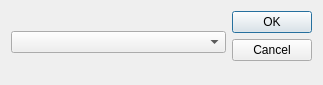
This is core/dialog/delete.ui in KmolYuan/Pyslvs-UI as Qt 5 draws it before an edit. The edited form follows.
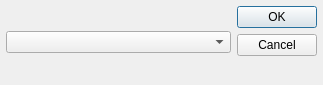
This is the edited form. Icons and pictures are not drawn.

The edit to the form file:
```diff
--- a/core/dialog/delete.ui
+++ b/core/dialog/delete.ui
@@ -36,6 +36,21 @@
    <bool>true</bool>
   </property>
   <layout class="QHBoxLayout" name="horizontalLayout">
+   <property name="spacing">
+    <number>6</number>
+   </property>
+   <property name="leftMargin">
+    <number>6</number>
+   </property>
+   <property name="topMargin">
+    <number>6</number>
+   </property>
+   <property name="rightMargin">
+    <number>6</number>
+   </property>
+   <property name="bottomMargin">
+    <number>6</number>
+   </property>
    <item>
     <widget class="QComboBox" name="Entity"/>
    </item>
```
